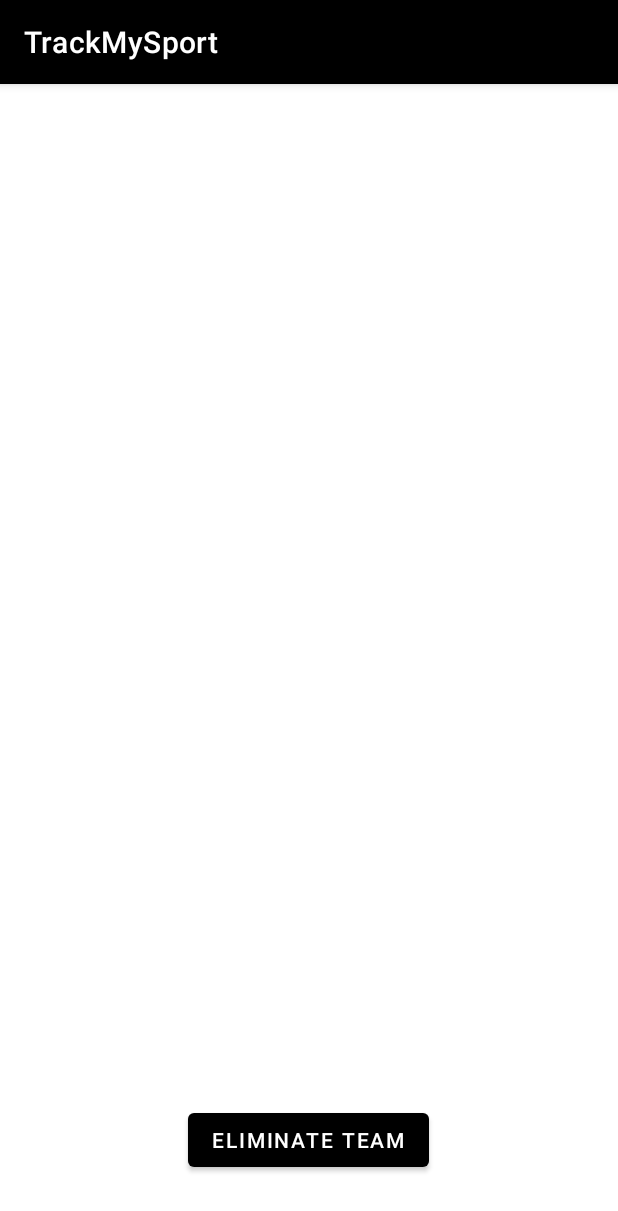
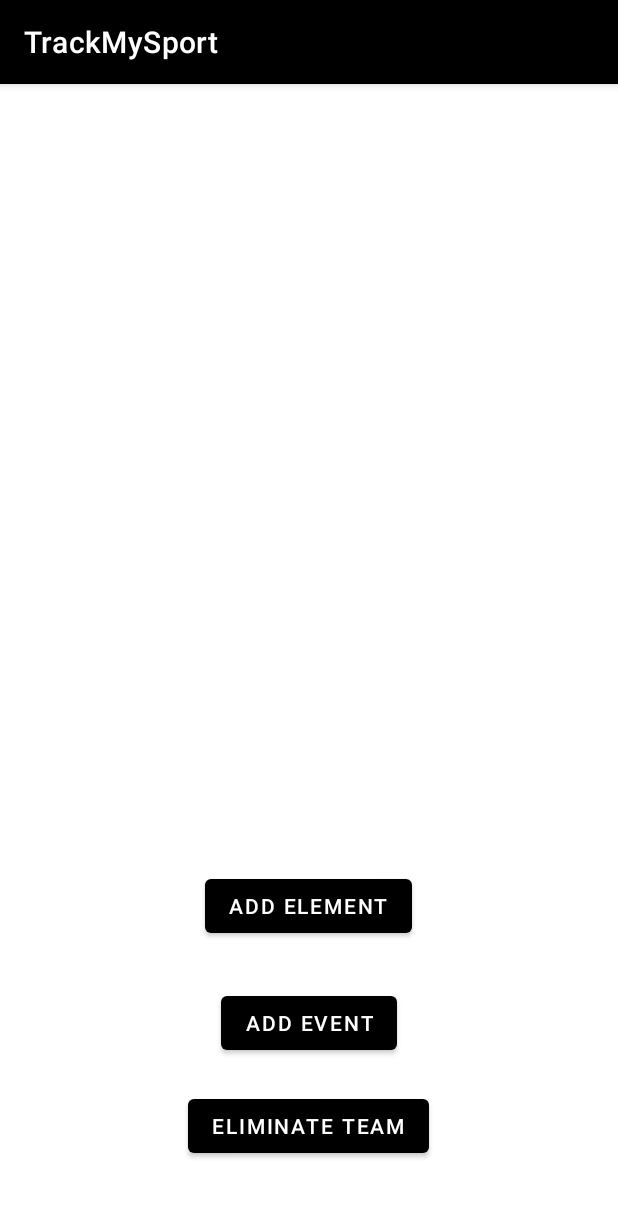
Before and after one commit to AlexSalvador123/CM_Project, an Android app: the fragment DetailTeamFragment placed in its activity, on a phone screen of 412 x 824 dp. Shown: the top 1211 px of the screen. Run offline under Robolectric (Android 15) with nearby library versions, the phone set to English and light mode, and no system bars; our stand-ins replace Firebase (no records; nobody signed in at launch, a user with empty details on screens opened directly).

Commit message:
adicionar evento e adicionar elemento 50/100 a uma equipa

```diff
--- a/TrackMySport/app/src/main/res/layout/fragment_detail_team.xml
+++ b/TrackMySport/app/src/main/res/layout/fragment_detail_team.xml
@@ -33,8 +33,32 @@
         app:layout_constraintEnd_toEndOf="parent"
         app:layout_constraintHorizontal_bias="0.497"
         app:layout_constraintStart_toStartOf="parent"
-        app:layout_constraintTop_toTopOf="parent"
-        app:layout_constraintVertical_bias="0.951" />
+        app:layout_constraintTop_toBottomOf="@+id/addEvent"
+        app:layout_constraintVertical_bias="0.344" />
+
+    <Button
+        android:id="@+id/addEvent"
+        android:layout_width="wrap_content"
+        android:layout_height="wrap_content"
+        android:layout_marginTop="30dp"
+        android:onClick="createEvent"
+        android:text="Add Event"
+        app:layout_constraintEnd_toEndOf="parent"
+        app:layout_constraintHorizontal_bias="0.498"
+        app:layout_constraintStart_toStartOf="parent"
+        app:layout_constraintTop_toBottomOf="@+id/addElement" />
+
+    <Button
+        android:id="@+id/addElement"
+        android:layout_width="wrap_content"
+        android:layout_height="wrap_content"
+        android:layout_marginTop="428dp"
+        android:onClick="addElement"
+        android:text="Add Element"
+        app:layout_constraintEnd_toEndOf="parent"
+        app:layout_constraintHorizontal_bias="0.498"
+        app:layout_constraintStart_toStartOf="parent"
+        app:layout_constraintTop_toTopOf="parent" />
 
 
 </androidx.constraintlayout.widget.ConstraintLayout>
```
Also changed, not shown: TrackMySport/app/src/main/java/com/example/trackmysport/Team.java (+57 -0 lines), TrackMySport/app/src/main/res/layout/addelementpop.xml (added, +25 -0 lines), TrackMySport/app/src/main/res/layout/eventpop.xml (added, +49 -0 lines).
